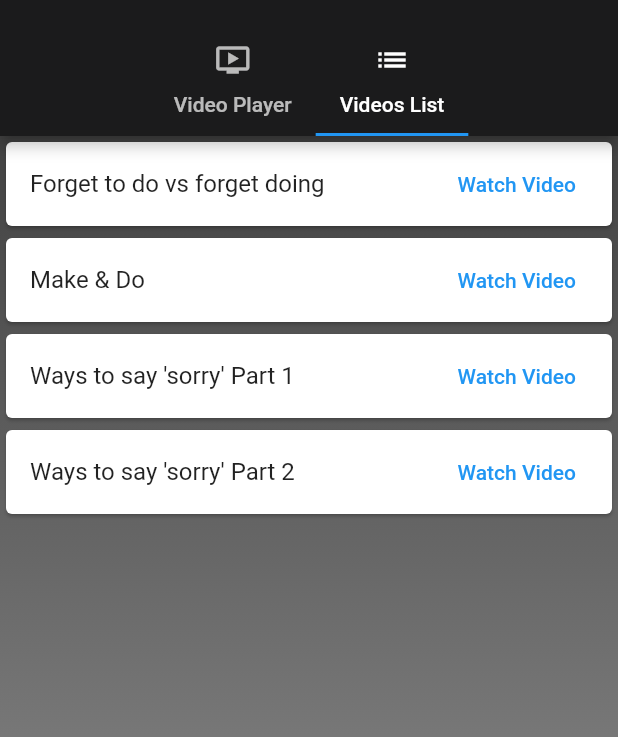
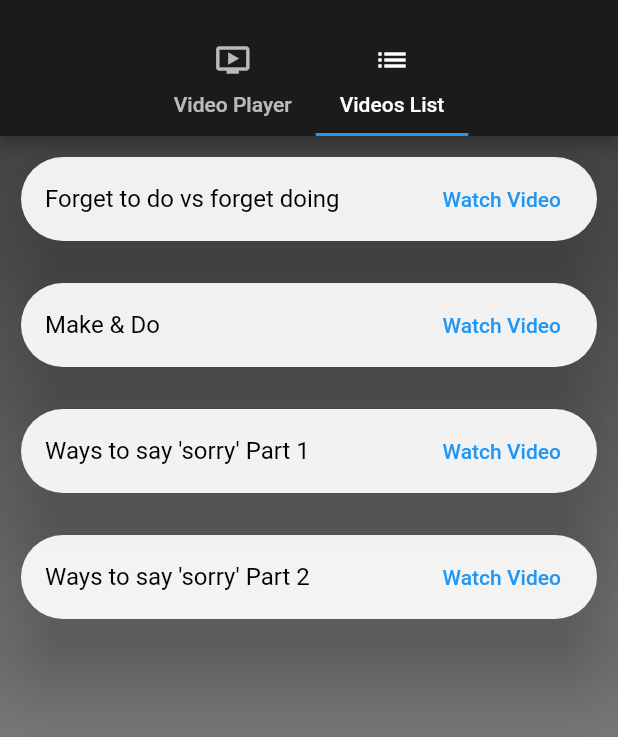
Before and after one commit to mohammad6202/elearningApp, a Flutter app: the Video screen opened by its route, tab 2 chosen, on a phone screen of 412 x 824 dp, the part 59-796 px from its top. Run offline on Flutter 3.47's test engine with Material 2 defaults, Android fonts, the phone set to English and light mode, and no system bars; our stand-ins replace audioplayers, introduction_screen, shared_preferences, video_player; missing offline and left inert: syncfusion_flutter_pdfviewer; accounts and stored records are empty.

Commit message:
Update video.dart
change card to padding

```diff
--- a/lib/screens/video.dart
+++ b/lib/screens/video.dart
@@ -107,14 +107,27 @@ class _VideosList extends StatelessWidget {
 }
 
 /// A filler card to show the video in a list of scrolling contents.
-Card _VideoListCard({
+Padding _VideoListCard({
   required BuildContext context,
   required String title,
   required String videoPath,
 }) {
-  return Card(
+  return Padding(
+    padding: const EdgeInsets.all(10),
+    child: Card(
+      shape: RoundedRectangleBorder(
+        borderRadius: BorderRadius.circular(30),
+      ),
+      color: Color.fromARGB(236, 255, 255, 255),
+      shadowColor: Colors.black,
+      elevation: 22,
       child: ListTile(
-      title: Text(title),
+        title: Text(
+          title,
+          style: TextStyle(
+            color: Colors.black,
+          ),
+        ),
         trailing: TextButton(
           child: const Text('Watch Video'),
           onPressed: () {
@@ -128,6 +141,7 @@ Card _VideoListCard({
               );
             }));
           },
+        ),
       ),
     ),
   );
```
Lines whose indentation alone changed are shown as unchanged.
